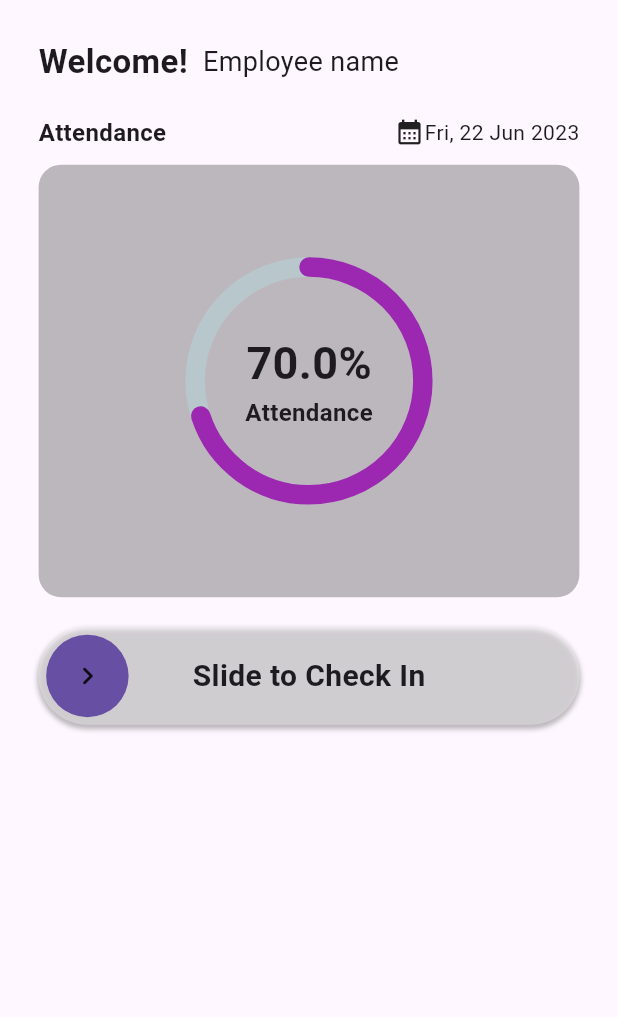
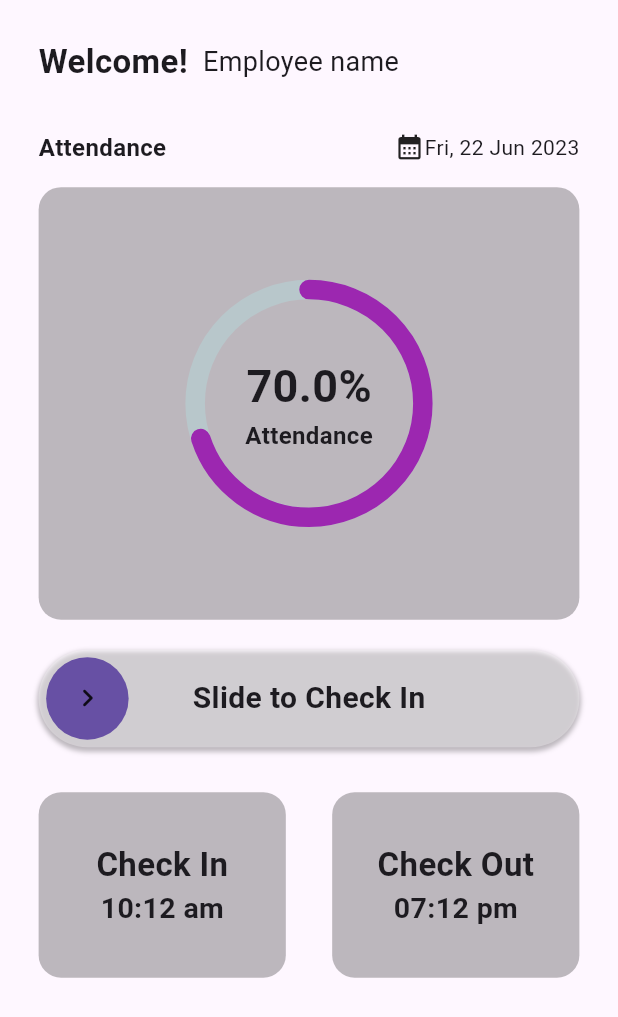
Before and after one commit to qmpgloba/attendance, a Flutter app: the screen it shows after launch, on a phone screen of 412 x 824 dp. Shown: the top 1017 px of the screen. Run offline on Flutter 3.47's test engine with Material 3 defaults, Android fonts, the phone set to English and light mode, and no system bars; drawn by our look-alikes of action_slider, percent_indicator.

Commit message:
homeScreen ui completed

```diff
--- a/attendance/lib/main.dart
+++ b/attendance/lib/main.dart
@@ -1,4 +1,4 @@
-import 'package:attendance/presentation/home.dart';
+import 'package:attendance/presentation/home/home.dart';
 import 'package:flutter/material.dart';
 
 void main() {
--- a/attendance/lib/presentation/home.dart
+++ /dev/null
@@ -1,113 +0,0 @@
-import 'package:action_slider/action_slider.dart';
-import 'package:flutter/material.dart';
-import 'package:percent_indicator/circular_percent_indicator.dart';
-
-class HomeScreen extends StatelessWidget {
-  HomeScreen({super.key});
-
-  bool checkedIn = false;
-
-  @override
-  Widget build(BuildContext context) {
-    Size size = MediaQuery.of(context).size;
-    return Scaffold(
-      // appBar: AppBar(),
-      body: SafeArea(
-        child: Padding(
-          padding: EdgeInsets.all(size.width / 16),
-          child: Column(
-            children: [
-              const Row(
-                children: [
-                  Text(
-                    'Welcome!',
-                    style: TextStyle(fontWeight: FontWeight.bold, fontSize: 22),
-                  ),
-                  SizedBox(
-                    width: 10,
-                  ),
-                  Text(
-                    'Employee name',
-                    style: TextStyle(fontSize: 18),
-                  )
-                ],
-              ),
-              const SizedBox(
-                height: 20,
-              ),
-              const Row(
-                children: [
-                  Text(
-                    'Attendance',
-                    style: TextStyle(fontWeight: FontWeight.bold, fontSize: 16),
-                  ),
-                  Spacer(),
-                  Icon(
-                    Icons.calendar_month,
-                    size: 20,
-                  ),
-                  Text('Fri, 22 Jun 2023'),
-                ],
-              ),
-              const SizedBox(
-                height: 10,
-              ),
-              Container(
-                width: size.width,
-                height: size.width * .7,
-                decoration: BoxDecoration(
-                  color: Colors.black26,
-                  borderRadius: BorderRadius.circular(15),
-                ),
-                child: Center(
-                  child: CircularPercentIndicator(
-                    radius: size.width * .2,
-                    lineWidth: 13.0,
-                    animation: true,
-                    percent: 0.7,
-                    center: const Column(
-                      mainAxisAlignment: MainAxisAlignment.center,
-                      children: [
-                        Text(
-                          "70.0%",
-                          style: TextStyle(
-                              fontWeight: FontWeight.bold, fontSize: 30.0),
-                        ),
-                        Text(
-                          'Attendance',
-                          style: TextStyle(
-                              fontWeight: FontWeight.bold, fontSize: 16),
-                        ),
-                      ],
-                    ),
-                    circularStrokeCap: CircularStrokeCap.round,
-                    progressColor: Colors.purple,
-                  ),
-                ),
-              ),
-              const SizedBox(
-                height: 20,
-              ),
-              ActionSlider.standard(
-                backgroundColor: Colors.white30,
-                rolling: true,
-                direction:
-                    checkedIn == false ? TextDirection.ltr : TextDirection.rtl,
-                child: const Text(
-                  'Slide to Check In',
-                  style: TextStyle(fontSize: 20, fontWeight: FontWeight.bold),
-                ),
-                action: (controller) async {
-                  controller.loading(); //starts loading animation
-                  await Future.delayed(const Duration(seconds: 3));
-                  controller.success();
-                },
-                //many more parameters
-              )
-            ],
-          ),
-        ),
-      ),
-    );
-  }
-}
--- /dev/null
+++ b/attendance/lib/presentation/home/home.dart
@@ -0,0 +1,55 @@
+import 'package:attendance/presentation/home/widgets/checked_time_widget.dart';
+import 'package:attendance/presentation/home/widgets/checkin_checkout_slider_widget.dart';
+import 'package:attendance/presentation/home/widgets/home_page_date_widget.dart';
+import 'package:attendance/presentation/home/widgets/welcome_name_widget.dart';
+import 'package:attendance/presentation/widgets/attendance_percentage_widget.dart';
+import 'package:flutter/material.dart';
+
+// ignore: must_be_immutable
+class HomeScreen extends StatelessWidget {
+  HomeScreen({super.key});
+
+  bool checkedIn = false;
+
+  @override
+  Widget build(BuildContext context) {
+    Size size = MediaQuery.of(context).size;
+    return Scaffold(
+      // appBar: AppBar(),
+      body: SafeArea(
+        child: Padding(
+          padding: EdgeInsets.all(size.width / 16),
+          child: Column(
+            children: [
+              const WelcomeNameWidget(),
+              const SizedBox(
+                height: 30,
+              ),
+              const HomePageDateWidget(),
+              const SizedBox(
+                height: 15,
+              ),
+              AttendancePercentageWidget(size: size),
+              const SizedBox(
+                height: 20,
+              ),
+              CheckInCheckoutSlider(checkedIn: checkedIn),
+              const SizedBox(
+                height: 30,
+              ),
+              Row(
+                mainAxisAlignment: MainAxisAlignment.spaceBetween,
+                children: [
+                  CheckedTimeWidget(size: size, title: 'Check In', time: '10:12 am'),
+                  CheckedTimeWidget(size: size, title: 'Check Out', time: '07:12 pm'),
+
+
+                ],
+              )
+            ],
+          ),
+        ),
+      ),
+    );
+  }
+}
--- /dev/null
+++ b/attendance/lib/presentation/home/widgets/checked_time_widget.dart
@@ -0,0 +1,36 @@
+
+import 'package:flutter/material.dart';
+
+class CheckedTimeWidget extends StatelessWidget {
+  const CheckedTimeWidget({
+    super.key,
+    required this.size, required this.title, required this.time,
+  });
+
+  final Size size;
+  final String title;
+  final String time;
+
+  @override
+  Widget build(BuildContext context) {
+    return Container(
+      width: size.width * .4,
+      height: size.width * .3,
+      decoration: BoxDecoration(
+        color: Colors.black26,
+        borderRadius: BorderRadius.circular(15),
+      ),
+      child:  Column(
+        mainAxisAlignment: MainAxisAlignment.center,
+        children: [
+          Text(title,
+              style: const TextStyle(
+                  fontSize: 22, fontWeight: FontWeight.bold)),
+          Text(time,
+              style: const TextStyle(
+                  fontSize: 19, fontWeight: FontWeight.bold))
+        ],
+      ),
+    );
+  }
+}
--- /dev/null
+++ b/attendance/lib/presentation/home/widgets/checkin_checkout_slider_widget.dart
@@ -0,0 +1,33 @@
+
+import 'package:action_slider/action_slider.dart';
+import 'package:flutter/material.dart';
+
+class CheckInCheckoutSlider extends StatelessWidget {
+  const CheckInCheckoutSlider({
+    super.key,
+    required this.checkedIn,
+  });
+
+  final bool checkedIn;
+
+  @override
+  Widget build(BuildContext context) {
+    return ActionSlider.standard(
+      backgroundColor: Colors.white30,
+      rolling: true,
+
+      direction:
+          checkedIn == false ? TextDirection.ltr : TextDirection.rtl,
+      child: const Text(
+        'Slide to Check In',
+        style: TextStyle(fontSize: 20, fontWeight: FontWeight.bold),
+      ),
+      action: (controller) async {
+        controller.loading(); //starts loading animation
+        await Future.delayed(const Duration(seconds: 3));
+        controller.success();
+      },
+      //many more parameters
+    );
+  }
+}
--- /dev/null
+++ b/attendance/lib/presentation/home/widgets/home_page_date_widget.dart
@@ -0,0 +1,26 @@
+
+import 'package:flutter/material.dart';
+
+class HomePageDateWidget extends StatelessWidget {
+  const HomePageDateWidget({
+    super.key,
+  });
+
+  @override
+  Widget build(BuildContext context) {
+    return const Row(
+      children: [
+        Text(
+          'Attendance',
+          style: TextStyle(fontWeight: FontWeight.bold, fontSize: 16),
+        ),
+        Spacer(),
+        Icon(
+          Icons.calendar_month,
+          size: 20,
+        ),
+        Text('Fri, 22 Jun 2023'),
+      ],
+    );
+  }
+}
--- /dev/null
+++ b/attendance/lib/presentation/home/widgets/welcome_name_widget.dart
@@ -0,0 +1,27 @@
+
+import 'package:flutter/material.dart';
+
+class WelcomeNameWidget extends StatelessWidget {
+  const WelcomeNameWidget({
+    super.key,
+  });
+
+  @override
+  Widget build(BuildContext context) {
+    return const Row(
+      children: [
+        Text(
+          'Welcome!',
+          style: TextStyle(fontWeight: FontWeight.bold, fontSize: 22),
+        ),
+        SizedBox(
+          width: 10,
+        ),
+        Text(
+          'Employee name',
+          style: TextStyle(fontSize: 18),
+        )
+      ],
+    );
+  }
+}
--- /dev/null
+++ b/attendance/lib/presentation/widgets/attendance_percentage_widget.dart
@@ -0,0 +1,49 @@
+
+import 'package:flutter/material.dart';
+import 'package:percent_indicator/circular_percent_indicator.dart';
+
+class AttendancePercentageWidget extends StatelessWidget {
+  const AttendancePercentageWidget({
+    super.key,
+    required this.size,
+  });
+
+  final Size size;
+
+  @override
+  Widget build(BuildContext context) {
+    return Container(
+      width: size.width,
+      height: size.width * .7,
+      decoration: BoxDecoration(
+        color: Colors.black26,
+        borderRadius: BorderRadius.circular(15),
+      ),
+      child: Center(
+        child: CircularPercentIndicator(
+          radius: size.width * .2,
+          lineWidth: 13.0,
+          animation: true,
+          percent: 0.7,
+          center: const Column(
+            mainAxisAlignment: MainAxisAlignment.center,
+            children: [
+              Text(
+                "70.0%",
+                style: TextStyle(
+                    fontWeight: FontWeight.bold, fontSize: 30.0),
+              ),
+              Text(
+                'Attendance',
+                style: TextStyle(
+                    fontWeight: FontWeight.bold, fontSize: 16),
+              ),
+            ],
+          ),
+          circularStrokeCap: CircularStrokeCap.round,
+          progressColor: Colors.purple,
+        ),
+      ),
+    );
+  }
+}
```
